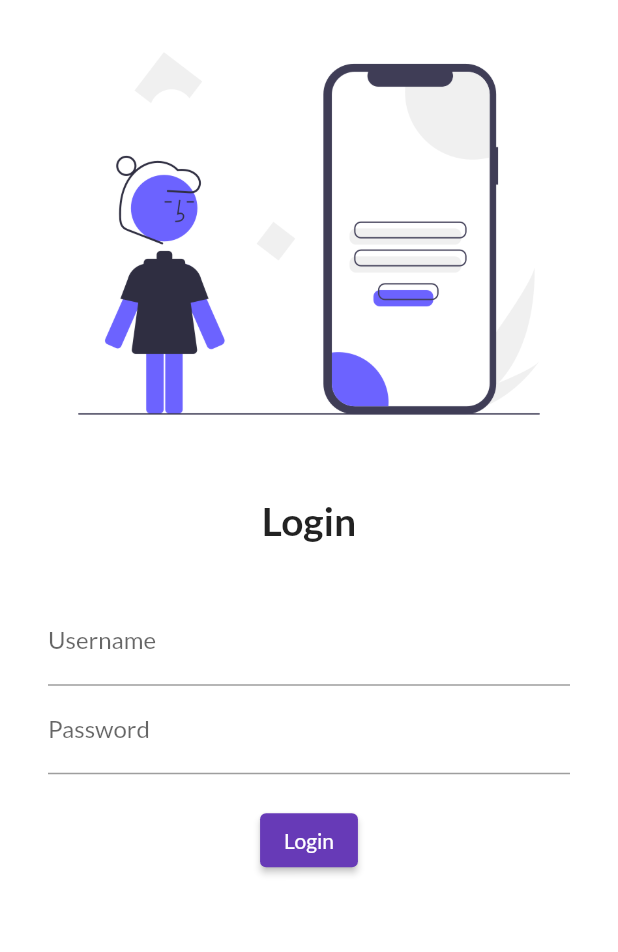
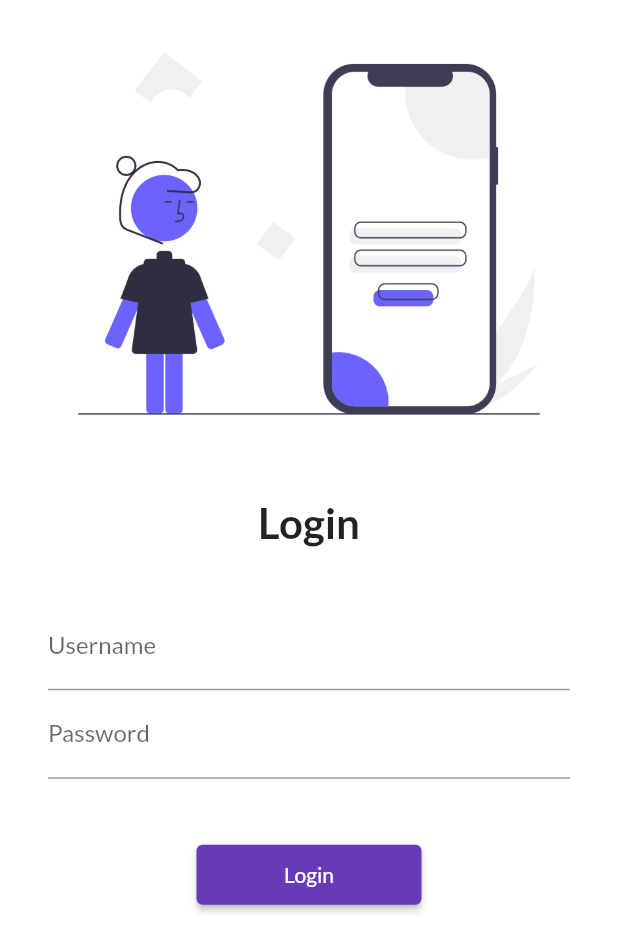
Before and after one commit to Yan-0/shopping_app, a Flutter app: the screen it shows after launch, on a phone screen of 412 x 824 dp. Shown: the top 952 px of the screen. Run offline on Flutter 3.47's test engine with Material 2 defaults, Android fonts, the phone set to English and light mode, and no system bars; our stand-ins replace google_fonts.

Commit message:
Day 5 Completed

```diff
--- a/lib/Screens/login.dart
+++ b/lib/Screens/login.dart
@@ -1,10 +1,12 @@
 import 'package:flutter/material.dart';
+import 'package:flutter_app/utils/routes.dart';
 
 class Login extends StatelessWidget {
   @override
   Widget build(BuildContext context) {
     return Material(
       color: Colors.white,
+      child: SingleChildScrollView(
         child: Column(
           children: [
             Image.asset(
@@ -17,7 +19,7 @@ class Login extends StatelessWidget {
             Text(
               "Login",
               style: TextStyle(
-              fontSize: 26,
+                fontSize: 28,
                 fontWeight: FontWeight.bold,
               ),
             ),
@@ -43,12 +45,13 @@ class Login extends StatelessWidget {
                     ),
                   ),
                   SizedBox(
-                  height: 20.0,
+                    height: 40.0,
                   ),
                   ElevatedButton(
                     child: Text("Login"),
+                    style: TextButton.styleFrom(minimumSize: Size(150, 40)),
                     onPressed: () {
-                    print("Hi Shreyan");
+                      Navigator.pushNamed(context, MyRoutes.homeRoute);
                     },
                   ),
                 ],
@@ -56,6 +59,7 @@ class Login extends StatelessWidget {
             ),
           ],
         ),
+      ),
     );
   }
 }
--- a/lib/main.dart
+++ b/lib/main.dart
@@ -1,6 +1,7 @@
 import 'package:flutter/material.dart';
 import 'package:flutter_app/Screens/home.dart';
 import 'package:flutter_app/Screens/login.dart';
+import 'package:flutter_app/utils/routes.dart';
 import 'package:google_fonts/google_fonts.dart';
 
 void main() {
@@ -16,14 +17,15 @@ class MyApp extends StatelessWidget {
         primarySwatch: Colors.deepPurple,
         fontFamily: GoogleFonts.lato().fontFamily,
       ),
+      debugShowCheckedModeBanner: false,
       darkTheme: ThemeData(
         brightness: Brightness.dark,
       ),
       initialRoute: "/",
       routes: {
         "/": (context) => Login(),
-        "/home": (context) => Home(),
-        "/login": (context) => Login(),
+        MyRoutes.homeRoute: (context) => Home(),
+        MyRoutes.loginRoute: (context) => Login(),
       },
     );
   }
--- /dev/null
+++ b/lib/utils/routes.dart
@@ -0,0 +1,4 @@
+class MyRoutes {
+  static String loginRoute = "/login";
+  static String homeRoute = "/home";
+}
```
Lines whose indentation alone changed are shown as unchanged.
